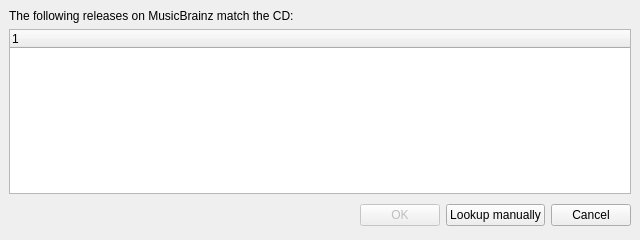
This is ui/cdlookup.ui in metabrainz/picard as Qt 5 draws it before an edit. The edited form follows.
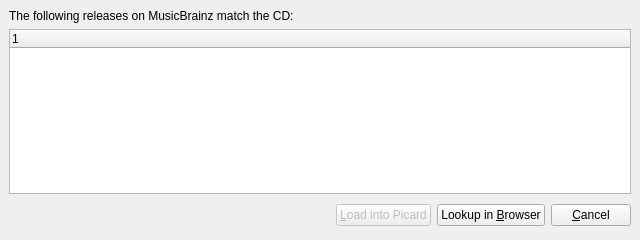
This is the edited form.

Commit message: CD Lookup dialog: use explicit button labels and key accels

The edit to the form file:
```diff
--- a/ui/cdlookup.ui
+++ b/ui/cdlookup.ui
@@ -37,7 +37,7 @@
     </widget>
    </item>
    <item>
-    <layout class="QHBoxLayout">
+    <layout class="QHBoxLayout" name="hboxlayout">
      <property name="spacing">
       <number>6</number>
      </property>
@@ -45,7 +45,7 @@
       <number>0</number>
      </property>
      <item>
-      <spacer>
+      <spacer name="hspacer">
        <property name="orientation">
         <enum>Qt::Horizontal</enum>
        </property>
@@ -63,21 +63,21 @@
         <bool>false</bool>
        </property>
        <property name="text">
-        <string>OK</string>
+        <string>&amp;Load into Picard</string>
        </property>
       </widget>
      </item>
      <item>
       <widget class="QPushButton" name="lookup_button">
        <property name="text">
-        <string>Lookup manually</string>
+        <string>Lookup in &amp;Browser</string>
        </property>
       </widget>
      </item>
      <item>
       <widget class="QPushButton" name="cancel_button">
        <property name="text">
-        <string>Cancel</string>
+        <string>&amp;Cancel</string>
        </property>
       </widget>
      </item>
```
The commit also changes 1 other file.
